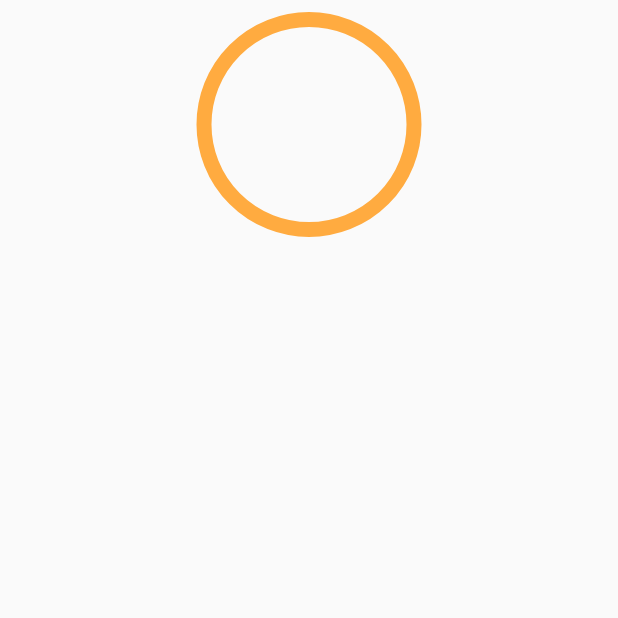
After one commit to dbwpghks56/watchTest, a Flutter app: the PieTimerWidget screen opened directly, on a phone screen of 412 x 824 dp, the top half of it. The commit adds this screen. Run offline on Flutter 3.47's test engine with Material 2 defaults, Android fonts, the phone set to English and light mode, and no system bars; our stand-ins replace get, sprintf; missing offline and left inert: wear.

Commit message:
일단 줄어드는 기능

```diff
--- a/lib/model/TimerModel.dart
+++ b/lib/model/TimerModel.dart
@@ -6,6 +6,8 @@ class RxTimerModel {
   final timerSec = 0.obs;
   final saveSec = 0.obs;
   final saveMin = 0.obs;
+  final totalTimer = 0.obs;
+  final currentTimer = 0.obs;
   final timerStatus = TimerStatus.stopped.obs;
 }
 
@@ -16,6 +18,12 @@ class TimerModel {
 
   get timerMin => rx.timerMin.value;
   set timerMin(value) => rx.timerMin.value = value;
+
+  get totalTimer => rx.totalTimer.value;
+  set totalTimer(value) => rx.totalTimer.value = value;
+
+  get currentTimer => rx.currentTimer.value;
+  set currentTimer(value) => rx.currentTimer.value = value;
 
   get timerSec => rx.timerSec.value;
   set timerSec(value) => rx.timerSec.value = value;
--- /dev/null
+++ b/lib/widgets/pie_timer_widget.dart
@@ -0,0 +1,31 @@
+import 'package:flutter/cupertino.dart';
+import 'package:flutter/material.dart';
+import 'package:get/get.dart';
+import 'package:watchtest/model/TimerModel.dart';
+import '../ui/pie_chart.dart';
+
+class PieTimerWidget extends StatelessWidget {
+  final timerModel = Get.put(TimerModel());
+
+  @override
+  Widget build(BuildContext context) {
+    return Scaffold(
+      body: Container(
+        padding: const EdgeInsets.symmetric(vertical: 8.0),
+        child: Center(
+          child: Column(
+            children: <Widget>[
+              Obx(() {
+                return Container(
+                  child: CustomPaint( // CustomPaint를 그리고 이 안에 차트를 그려줍니다..
+                  size: Size(150, 150), // CustomPaint의 크기는 가로 세로 150, 150으로 합니다.
+                  painter: PieChart(timermin: timerModel.timerMin, timersec: timerModel.timerSec, totaltimer: timerModel.totalTimer, currenttimer: timerModel.currentTimer),
+                  ));
+              }),
+            ],
+          ),
+        ),
+      ),
+    );
+  }
+}
```
Also changed, not shown: lib/screens/main_timer_screen.dart (+11 -4 lines), lib/screens/set_timer_screen.dart (+5 -3 lines), lib/ui/pie_chart.dart (added, +63 -0 lines), pubspec.lock.
